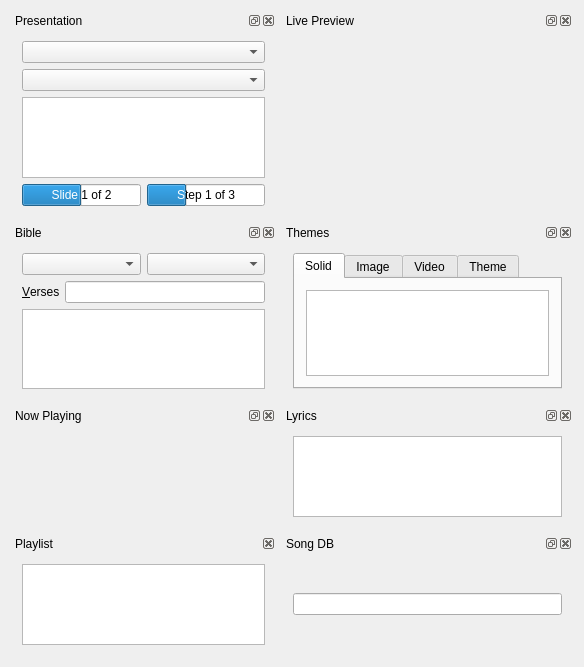
First picture: the form in kworship/kworshipview_base.ui, repository amalon/kworship, before the edit.
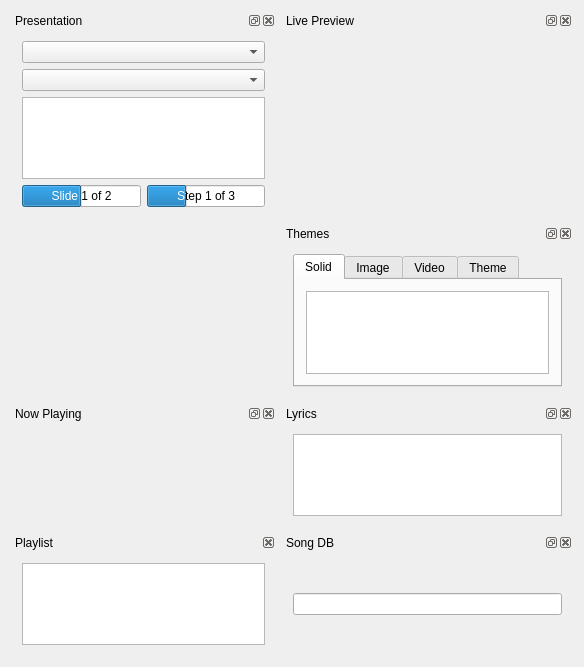
Second picture: the form after the edit.

Commit message: Simple plugin system and added bibles docker to it

```diff
--- a/kworship/kworshipview_base.ui
+++ b/kworship/kworshipview_base.ui
@@ -161,64 +161,6 @@
      </widget>
     </widget>
    </item>
-   <item row="3" column="0" >
-    <widget class="QDockWidget" name="dockBible" >
-     <property name="windowTitle" >
-      <string>Bible</string>
-     </property>
-     <widget class="QWidget" name="dockWidgetContents_7" >
-      <layout class="QVBoxLayout" name="verticalLayout_6" >
-       <item>
-        <layout class="QHBoxLayout" name="layoutBibleToolBar" />
-       </item>
-       <item>
-        <layout class="QVBoxLayout" name="layoutBibleTabs" />
-       </item>
-       <item>
-        <layout class="QHBoxLayout" name="horizontalLayout_9" >
-         <item>
-          <widget class="QComboBox" name="comboBibleBook" />
-         </item>
-         <item>
-          <widget class="QComboBox" name="comboBibleChapter" />
-         </item>
-        </layout>
-       </item>
-       <item>
-        <layout class="QHBoxLayout" name="horizontalLayout_10" >
-         <item>
-          <widget class="QLabel" name="labelBibleVerses" >
-           <property name="text" >
-            <string>&amp;Verses</string>
-           </property>
-           <property name="buddy" >
-            <cstring>searchBible</cstring>
-           </property>
-          </widget>
-         </item>
-         <item>
-          <widget class="QLineEdit" name="searchBible" >
-           <property name="sizePolicy" >
-            <sizepolicy vsizetype="Fixed" hsizetype="Expanding" >
-             <horstretch>10</horstretch>
-             <verstretch>0</verstretch>
-            </sizepolicy>
-           </property>
-          </widget>
-         </item>
-        </layout>
-       </item>
-       <item>
-        <widget class="QTextEdit" name="textBible" >
-         <property name="textInteractionFlags" >
-          <set>Qt::TextSelectableByKeyboard|Qt::TextSelectableByMouse</set>
-         </property>
-        </widget>
-       </item>
-      </layout>
-     </widget>
-    </widget>
-   </item>
    <item row="4" column="0" >
     <widget class="QDockWidget" name="dockNowPlaying" >
      <property name="windowTitle" >
```
The commit also changes 9 other files.
